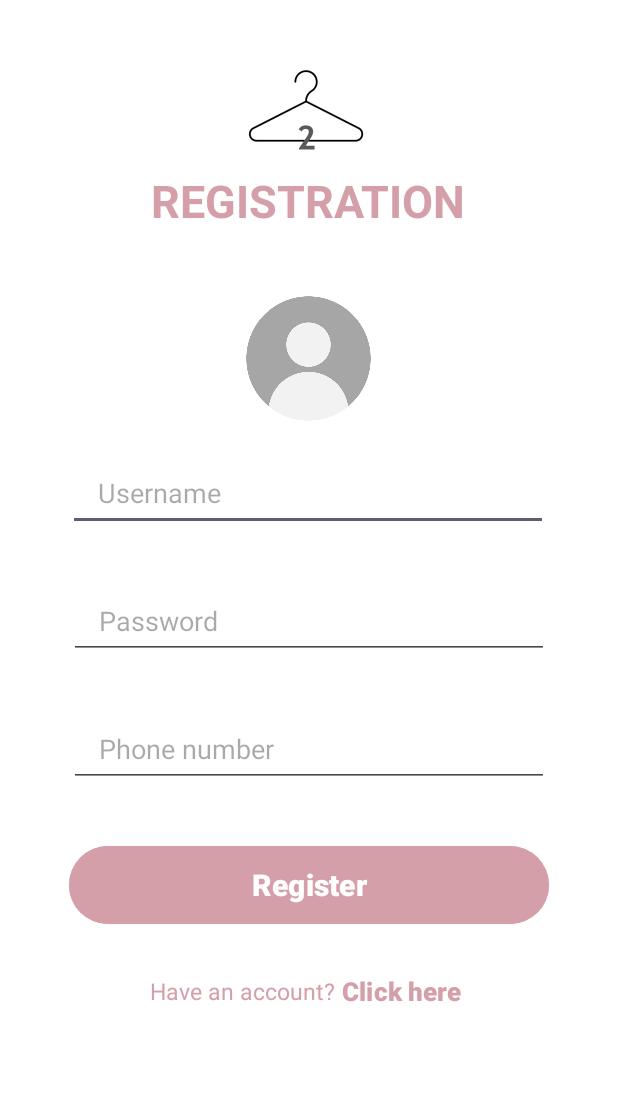
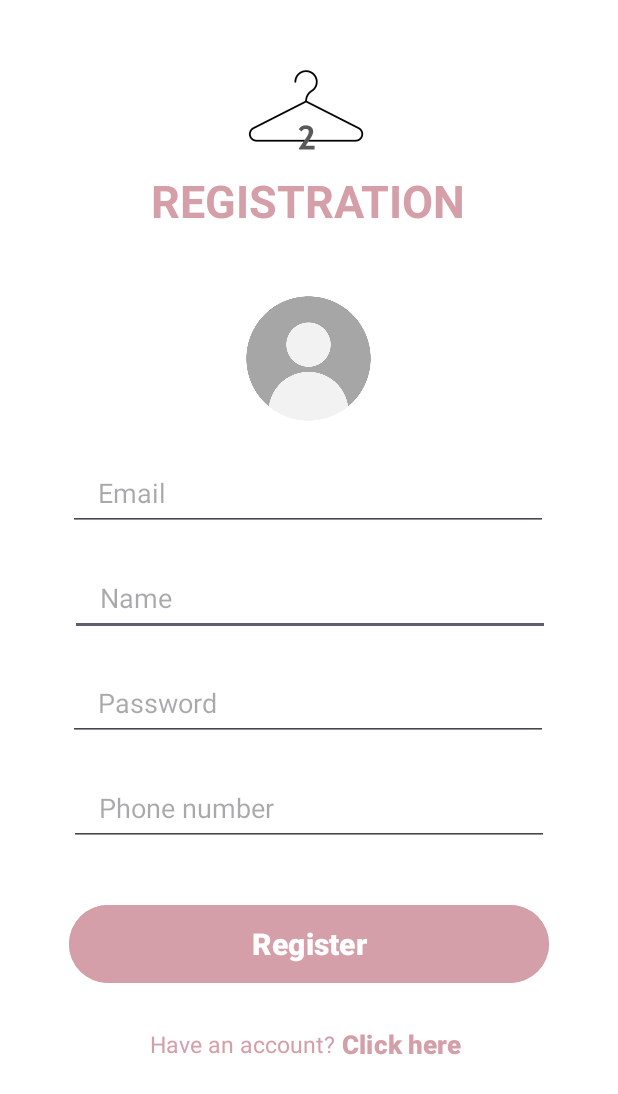
Before and after one commit to danielnissan1/Android, an Android app: the RegisterActivity screen opened directly, with no data from a screen before it, after a tap on "pick profile picture", on a phone screen of 412 x 824 dp. Shown: the top 1094 px of the screen. Run offline under Robolectric (Android 15) with nearby library versions, the light colour scheme and no system bars; our stand-ins replace Firebase (no records; nobody signed in at launch, a user with empty details on screens opened directly).

Commit message:
need to continue register with firebase

```diff
--- a/app/build.gradle.kts
+++ b/app/build.gradle.kts
@@ -45,6 +45,7 @@ dependencies {
     implementation(libs.androidx.activity)
     implementation(libs.androidx.constraintlayout)
     implementation(libs.androidx.navigation.ui.ktx)
+    implementation(libs.firebase.auth.ktx)
     testImplementation(libs.junit)
     androidTestImplementation(libs.androidx.junit)
     androidTestImplementation(libs.androidx.espresso.core)
--- a/app/src/main/java/com/example/yadshniya/RegisterActivity.kt
+++ b/app/src/main/java/com/example/yadshniya/RegisterActivity.kt
@@ -7,13 +7,20 @@ import android.provider.MediaStore
 import android.util.Log
 import android.widget.Button
 import android.widget.ImageButton
+import android.widget.TextView
 import android.widget.Toast
 import androidx.activity.result.ActivityResult
 import androidx.activity.result.ActivityResultLauncher
 import androidx.activity.result.contract.ActivityResultContracts
 import androidx.appcompat.app.AppCompatActivity
+import com.google.firebase.Firebase
+import com.google.firebase.auth.UserProfileChangeRequest
+import com.google.firebase.auth.auth
 
-class RegisterActivity : AppCompatActivity()  {
+
+class RegisterActivity : AppCompatActivity() {
+    private val auth = Firebase.auth
+
     private lateinit var pickProfileImageButton: ImageButton
 
     //Selecting image callback
@@ -27,6 +34,60 @@ class RegisterActivity : AppCompatActivity()  {
         setUi()
     }
 
+    private fun setUi() {
+        val signUpButton = findViewById<Button>(R.id.registerButton)
+        val gotoLoginButton = findViewById<Button>(R.id.gotoLogin)
+        pickProfileImageButton = findViewById(R.id.profilePicButtonSignUpScreen)
+
+        defineImageSelectionCallBack()
+        pickProfileImageButton.setOnClickListener {
+            Log.i("buttonClick", "pick profile pick button in signup screen clicked")
+            openGallery()
+        }
+
+        gotoLoginButton.setOnClickListener {
+            Log.i("buttonClick", "login button in register screen clicked")
+            val intent = Intent(this@RegisterActivity, LoginActivity::class.java)
+            startActivity(intent)
+        }
+    }
+
+    //Authentication
+    private fun onSignUp() {
+        val usernameInput = findViewById<TextView>(R.id.usernameTextfield)
+        val username = usernameInput.text.toString().trim()
+
+        val passwordInput = findViewById<TextView>(R.id.passwordTextfield)
+        val password = passwordInput.text.toString().trim()
+
+        auth.createUserWithEmailAndPassword(username, password).addOnSuccessListener {
+            val authenticatedUser = it.user!!
+
+            val profileChange = UserProfileChangeRequest.Builder().setPhotoUri(imageURI)
+                .setDisplayName("$firstNameValue $lastNameValue").build()
+
+            authenticatedUser.updateProfile(profileChange)
+
+            UserModel.instance.addUser(
+                User(authenticatedUser.uid, firstNameValue, lastNameValue), imageURI!!
+            ) {
+                Toast.makeText(
+                    this@RegisterActivity, "Register Successful", Toast.LENGTH_SHORT
+                ).show()
+                val intent = Intent(this@RegisterActivity, MainActivity::class.java)
+                startActivity(intent)
+                finish()
+            }
+        }.addOnFailureListener {
+            Toast.makeText(
+                this@RegisterActivity, "Register Failed, " + it.message, Toast.LENGTH_SHORT
+            ).show()
+        }
+
+    }
+
+
+    //Functions that related to image profile upload
     private fun openGallery() {
         val intent = Intent(MediaStore.ACTION_PICK_IMAGES)
         imageSelectionCallBack.launch(intent)
@@ -67,22 +128,4 @@ class RegisterActivity : AppCompatActivity()  {
                 }
             }
     }
-
-    private fun setUi (){
-        val signUpButton = findViewById<Button>(R.id.registerButton)
-        val loginButton = findViewById<Button>(R.id.gotoLogin)
-        pickProfileImageButton = findViewById(R.id.profilePicButtonSignUpScreen)
-
-        defineImageSelectionCallBack()
-        pickProfileImageButton.setOnClickListener {
-            Log.i("buttonClick", "pick profile pick button in signup screen clicked")
-            openGallery()
-        }
-
-        loginButton.setOnClickListener {
-            Log.i("buttonClick", "login button in register screen clicked")
-            val intent = Intent(this@RegisterActivity, LoginActivity::class.java)
-            startActivity(intent)
-        }
-    }
 }
--- /dev/null
+++ b/app/src/main/java/com/example/yadshniya/data/userModel.kt
@@ -0,0 +1,5 @@
+package com.example.yadshniya.data
+
+class userModel  private constructor(){
+
+}
--- a/app/src/main/res/layout/login_screen.xml
+++ b/app/src/main/res/layout/login_screen.xml
@@ -40,7 +40,7 @@
             android:layout_width="320dp"
             android:layout_height="50dp"
             android:layout_marginTop="35dp"
-            android:hint="@string/username"
+            android:hint="@string/email"
             android:paddingLeft="20dp"
             android:paddingRight="20dp"
             app:layout_constraintEnd_toEndOf="parent"
--- a/app/src/main/res/layout/register_screen.xml
+++ b/app/src/main/res/layout/register_screen.xml
@@ -32,11 +32,11 @@
         app:layout_constraintEnd_toEndOf="parent"
         app:layout_constraintHorizontal_bias="0.498"
         app:layout_constraintStart_toStartOf="parent"
-        app:layout_constraintTop_toBottomOf="@+id/text1"
+        app:layout_constraintTop_toBottomOf="@+id/resitrationText"
         app:srcCompat="@drawable/profile" />
 
     <TextView
-        android:id="@+id/text1"
+        android:id="@+id/resitrationText"
         android:layout_width="wrap_content"
         android:layout_height="wrap_content"
         android:text="@string/registration"
@@ -49,11 +49,24 @@
         app:layout_constraintTop_toBottomOf="@+id/image_view" />
 
     <EditText
-        android:id="@+id/ed1"
+        android:id="@+id/nameTextfield"
         android:layout_width="320dp"
         android:layout_height="50dp"
         android:layout_marginTop="20dp"
-        android:hint="@string/username"
+        android:hint="@string/name"
+        android:paddingLeft="20sp"
+        android:paddingRight="20sp"
+        app:layout_constraintEnd_toEndOf="parent"
+        app:layout_constraintHorizontal_bias="0.505"
+        app:layout_constraintStart_toStartOf="parent"
+        app:layout_constraintTop_toBottomOf="@+id/usernameTextfield" />
+
+    <EditText
+        android:id="@+id/usernameTextfield"
+        android:layout_width="320dp"
+        android:layout_height="50dp"
+        android:layout_marginTop="20dp"
+        android:hint="@string/email"
         android:paddingLeft="20dp"
         android:paddingRight="20dp"
         app:layout_constraintEnd_toEndOf="parent"
@@ -62,22 +75,23 @@
         app:layout_constraintTop_toBottomOf="@+id/profilePicButtonSignUpScreen" />
 
     <EditText
-        android:id="@+id/ed2"
+        android:id="@+id/passwordTextfield"
         android:layout_width="320dp"
         android:layout_height="50dp"
-        android:layout_marginTop="35dp"
+        android:layout_marginTop="20dp"
         android:hint="@string/password"
         android:paddingLeft="20sp"
         android:paddingRight="20sp"
         app:layout_constraintEnd_toEndOf="parent"
+        app:layout_constraintHorizontal_bias="0.494"
         app:layout_constraintStart_toStartOf="parent"
-        app:layout_constraintTop_toBottomOf="@+id/ed1" />
+        app:layout_constraintTop_toBottomOf="@+id/nameTextfield" />
 
     <EditText
         android:id="@+id/ed3"
         android:layout_width="320dp"
         android:layout_height="50dp"
-        android:layout_marginTop="35dp"
+        android:layout_marginTop="20dp"
         android:hint="@string/phoneNumber"
         android:inputType="textPassword"
         android:longClickable="false"
@@ -85,7 +99,7 @@
         android:paddingRight="20dp"
         app:layout_constraintEnd_toEndOf="parent"
         app:layout_constraintStart_toStartOf="parent"
-        app:layout_constraintTop_toBottomOf="@+id/ed2" />
+        app:layout_constraintTop_toBottomOf="@+id/passwordTextfield" />
 
     <Button
         android:id="@+id/registerButton"
--- a/app/src/main/res/values/strings.xml
+++ b/app/src/main/res/values/strings.xml
@@ -2,7 +2,8 @@
     <string name="app_name">YadShniya</string>
     <string name="login">LOGIN</string>
     <string name="registration">REGISTRATION</string>
-    <string name="username">Username</string>
+    <string name="name">Name</string>
+    <string name="email">Email</string>
     <string name="password">Password</string>
     <string name="phoneNumber">Phone number</string>
     <string name="registerOption">"Don't have an account?"</string>
--- a/gradle/libs.versions.toml
+++ b/gradle/libs.versions.toml
@@ -11,6 +11,7 @@ activity = "1.9.3"
 constraintlayout = "2.2.0"
 navigationUiKtx = "2.8.9"
 materialVersion = "1.4.0"
+firebaseAuthKtx = "23.2.0"
 
 [libraries]
 androidx-core-ktx = { group = "androidx.core", name = "core-ktx", version.ref = "coreKtx" }
@@ -23,6 +24,7 @@ androidx-activity = { group = "androidx.activity", name = "activity", version.re
 androidx-constraintlayout = { group = "androidx.constraintlayout", name = "constraintlayout", version.ref = "constraintlayout" }
 androidx-navigation-ui-ktx = { group = "androidx.navigation", name = "navigation-ui-ktx", version.ref = "navigationUiKtx" }
 material-v140 = { module = "com.google.android.material:material", version.ref = "materialVersion" }
+firebase-auth-ktx = { group = "com.google.firebase", name = "firebase-auth-ktx", version.ref = "firebaseAuthKtx" }
 
 [plugins]
 android-application = { id = "com.android.application", version.ref = "agp" }
```
